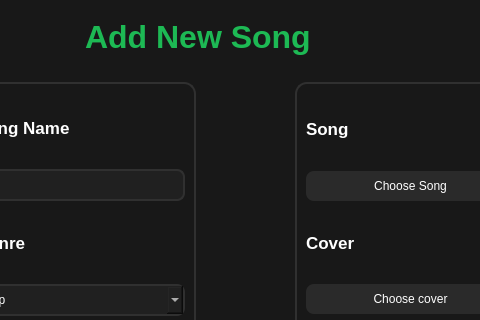
This is addsongdialog.ui in sepehrmkh1386/Spotify as Qt 5 draws it before an edit; both pictures show x 115 to 595 and y 0 to 320 of the 722 by 582 pixel window. The edited form follows.
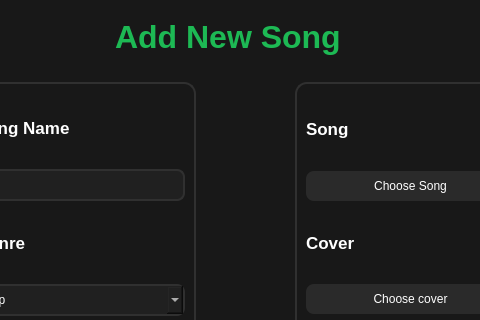
This is the edited form.

What changed in the file:
```diff
--- a/addsongdialog.ui
+++ b/addsongdialog.ui
@@ -47,7 +47,7 @@
   <widget class="QLabel" name="title">
    <property name="geometry">
     <rect>
-     <x>200</x>
+     <x>230</x>
      <y>10</y>
      <width>281</width>
      <height>53</height>
```
